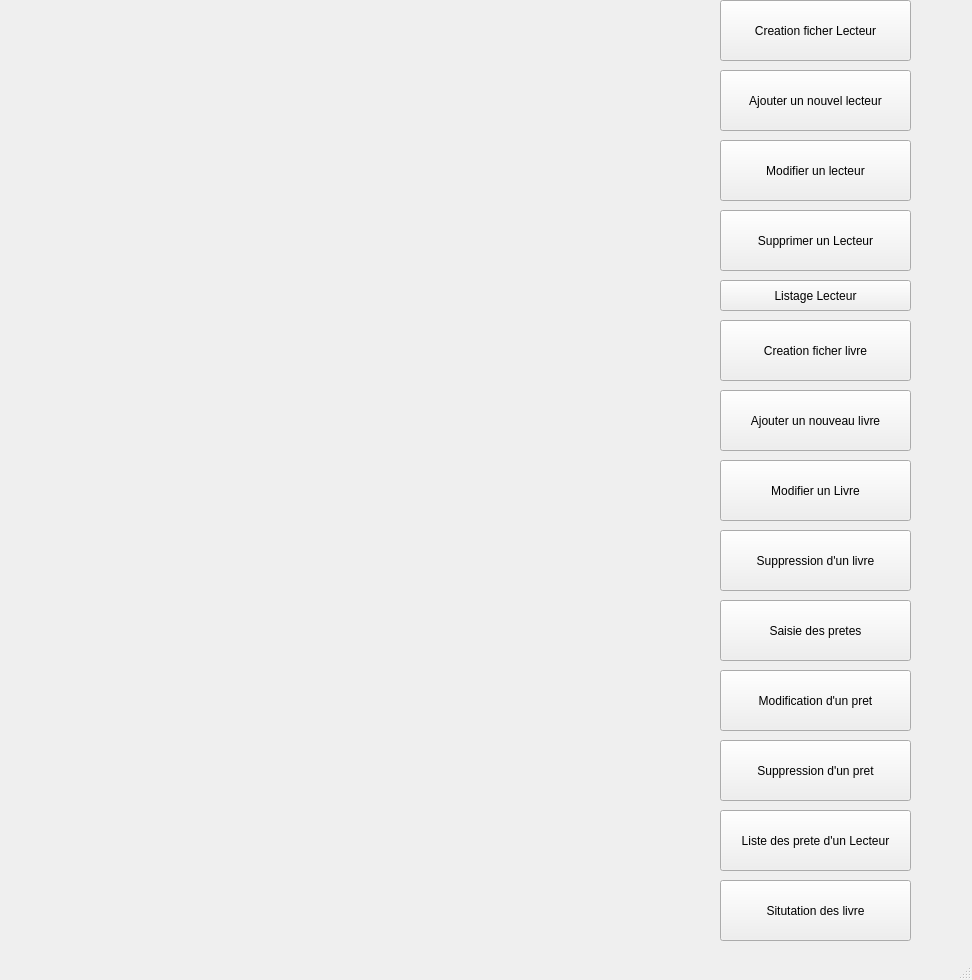
First picture: the form in mainwindow.ui, repository ainafi/gestion-bibliothecaire, before the edit.
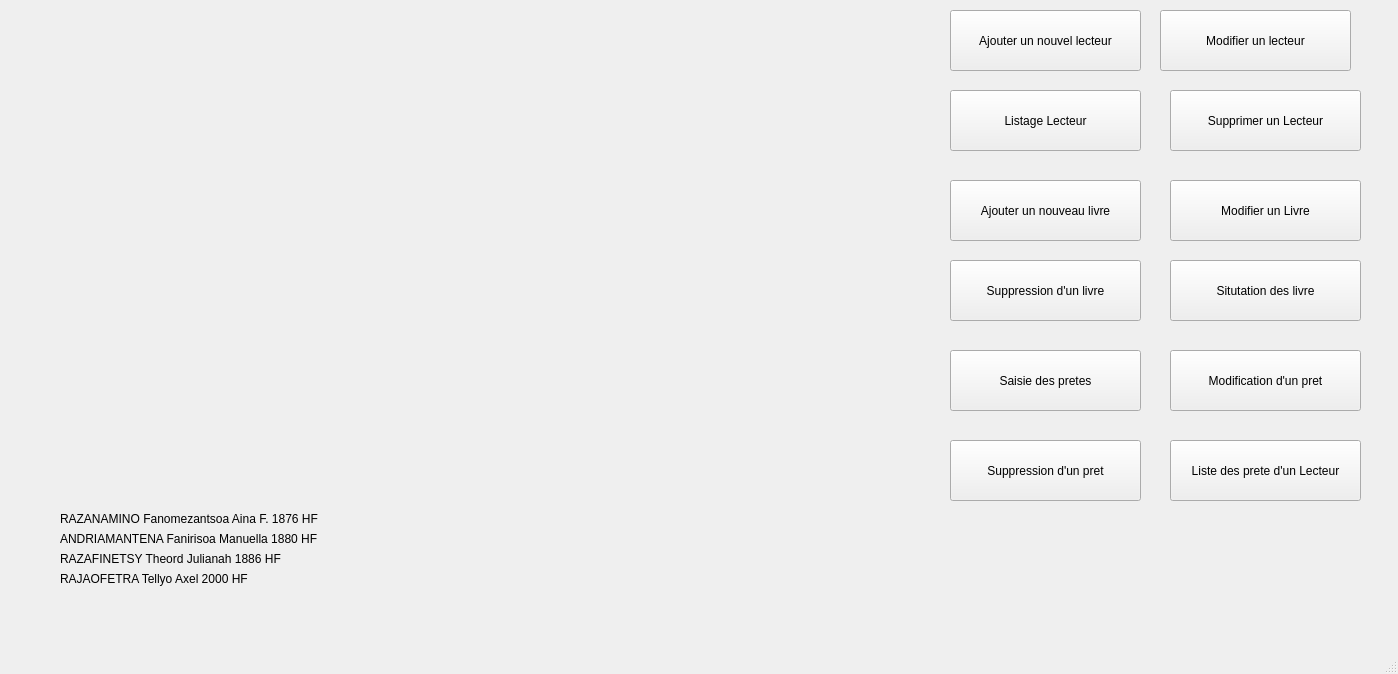
Second picture: the form after the edit. Icons and pictures are not drawn.

Diff of the .ui file:
```diff
--- a/mainwindow.ui
+++ b/mainwindow.ui
@@ -6,32 +6,19 @@
    <rect>
     <x>0</x>
     <y>0</y>
-    <width>972</width>
-    <height>980</height>
+    <width>1398</width>
+    <height>674</height>
    </rect>
   </property>
   <property name="windowTitle">
    <string>MainWindow</string>
   </property>
   <widget class="QWidget" name="centralwidget">
-   <widget class="QPushButton" name="creationficherLecteur">
-    <property name="geometry">
-     <rect>
-      <x>720</x>
-      <y>0</y>
-      <width>191</width>
-      <height>61</height>
-     </rect>
-    </property>
-    <property name="text">
-     <string>Creation ficher Lecteur</string>
-    </property>
-   </widget>
    <widget class="QPushButton" name="ajoutLecteur">
     <property name="geometry">
      <rect>
-      <x>720</x>
-      <y>70</y>
+      <x>950</x>
+      <y>10</y>
       <width>191</width>
       <height>61</height>
      </rect>
@@ -43,8 +30,8 @@
    <widget class="QPushButton" name="ModifLecteur">
     <property name="geometry">
      <rect>
-      <x>720</x>
-      <y>140</y>
+      <x>1160</x>
+      <y>10</y>
       <width>191</width>
       <height>61</height>
      </rect>
@@ -56,8 +43,8 @@
    <widget class="QPushButton" name="SupprLecteur">
     <property name="geometry">
      <rect>
-      <x>720</x>
-      <y>210</y>
+      <x>1170</x>
+      <y>90</y>
       <width>191</width>
       <height>61</height>
      </rect>
@@ -66,24 +53,11 @@
      <string>Supprimer un Lecteur</string>
     </property>
    </widget>
-   <widget class="QPushButton" name="CreeFicherLivre">
-    <property name="geometry">
-     <rect>
-      <x>720</x>
-      <y>320</y>
-      <width>191</width>
-      <height>61</height>
-     </rect>
-    </property>
-    <property name="text">
-     <string>Creation ficher livre</string>
-    </property>
-   </widget>
    <widget class="QPushButton" name="AjoutLivre">
     <property name="geometry">
      <rect>
-      <x>720</x>
-      <y>390</y>
+      <x>950</x>
+      <y>180</y>
       <width>191</width>
       <height>61</height>
      </rect>
@@ -95,8 +69,8 @@
    <widget class="QPushButton" name="SupprLivre">
     <property name="geometry">
      <rect>
-      <x>720</x>
-      <y>530</y>
+      <x>950</x>
+      <y>260</y>
       <width>191</width>
       <height>61</height>
      </rect>
@@ -108,8 +82,8 @@
    <widget class="QPushButton" name="SaisieDesPretes">
     <property name="geometry">
      <rect>
-      <x>720</x>
-      <y>600</y>
+      <x>950</x>
+      <y>350</y>
       <width>191</width>
       <height>61</height>
      </rect>
@@ -121,8 +95,8 @@
    <widget class="QPushButton" name="ModifPret">
     <property name="geometry">
      <rect>
-      <x>720</x>
-      <y>670</y>
+      <x>1170</x>
+      <y>350</y>
       <width>191</width>
       <height>61</height>
      </rect>
@@ -134,8 +108,8 @@
    <widget class="QPushButton" name="SupprPret">
     <property name="geometry">
      <rect>
-      <x>720</x>
-      <y>740</y>
+      <x>950</x>
+      <y>440</y>
       <width>191</width>
       <height>61</height>
      </rect>
@@ -147,8 +121,8 @@
    <widget class="QPushButton" name="ListPret">
     <property name="geometry">
      <rect>
-      <x>720</x>
-      <y>810</y>
+      <x>1170</x>
+      <y>440</y>
       <width>191</width>
       <height>61</height>
      </rect>
@@ -160,8 +134,8 @@
    <widget class="QPushButton" name="pushButton_12">
     <property name="geometry">
      <rect>
-      <x>720</x>
-      <y>880</y>
+      <x>1170</x>
+      <y>260</y>
       <width>191</width>
       <height>61</height>
      </rect>
@@ -173,8 +147,8 @@
    <widget class="QPushButton" name="SupprLivre_2">
     <property name="geometry">
      <rect>
-      <x>720</x>
-      <y>460</y>
+      <x>1170</x>
+      <y>180</y>
       <width>191</width>
       <height>61</height>
      </rect>
@@ -186,16 +160,84 @@
    <widget class="QPushButton" name="pushButton">
     <property name="geometry">
      <rect>
-      <x>720</x>
-      <y>280</y>
+      <x>950</x>
+      <y>90</y>
       <width>191</width>
-      <height>31</height>
+      <height>61</height>
      </rect>
     </property>
     <property name="text">
      <string>Listage Lecteur</string>
     </property>
    </widget>
+   <widget class="QLabel" name="label">
+    <property name="geometry">
+     <rect>
+      <x>10</x>
+      <y>10</y>
+      <width>931</width>
+      <height>601</height>
+     </rect>
+    </property>
+    <property name="styleSheet">
+     <string notr="true">background-image: url(:/Frame 1.png);</string>
+    </property>
+    <property name="text">
+     <string/>
+    </property>
+   </widget>
+   <widget class="QLabel" name="label_2">
+    <property name="geometry">
+     <rect>
+      <x>60</x>
+      <y>510</y>
+      <width>311</width>
+      <height>17</height>
+     </rect>
+    </property>
+    <property name="text">
+     <string>RAZANAMINO Fanomezantsoa Aina F. 1876 HF</string>
+    </property>
+   </widget>
+   <widget class="QLabel" name="label_3">
+    <property name="geometry">
+     <rect>
+      <x>60</x>
+      <y>530</y>
+      <width>311</width>
+      <height>17</height>
+     </rect>
+    </property>
+    <property name="text">
+     <string>ANDRIAMANTENA Fanirisoa Manuella 1880 HF</string>
+    </property>
+   </widget>
+   <widget class="QLabel" name="label_4">
+    <property name="geometry">
+     <rect>
+      <x>60</x>
+      <y>550</y>
+      <width>311</width>
+      <height>17</height>
+     </rect>
+    </property>
+    <property name="text">
+     <string>RAZAFINETSY Theord Julianah 1886 HF</string>
+    </property>
+   </widget>
+   <widget class="QLabel" name="label_5">
+    <property name="geometry">
+     <rect>
+      <x>60</x>
+      <y>570</y>
+      <width>311</width>
+      <height>17</height>
+     </rect>
+    </property>
+    <property name="text">
+     <string>RAJAOFETRA Tellyo Axel 2000 HF</string>
+    </property>
+   </widget>
   </widget>
   <widget class="QMenuBar" name="menubar">
    <property name="geometry">
```
Left out of the diff: 4 changed lines with no effect on the pictures.
